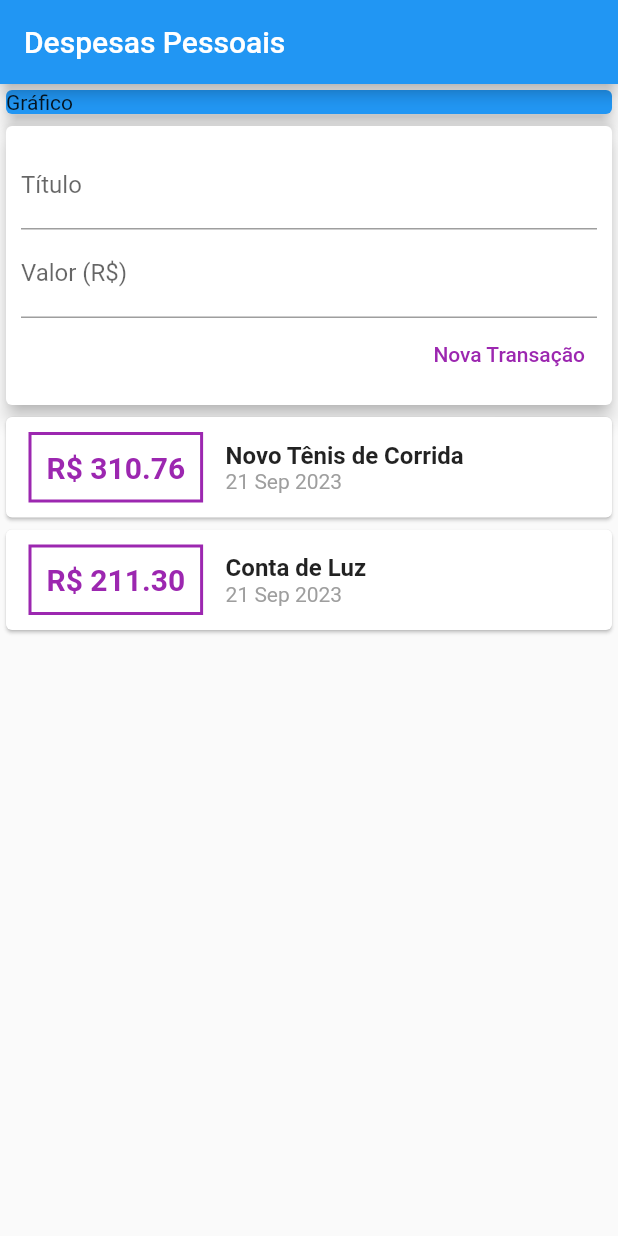
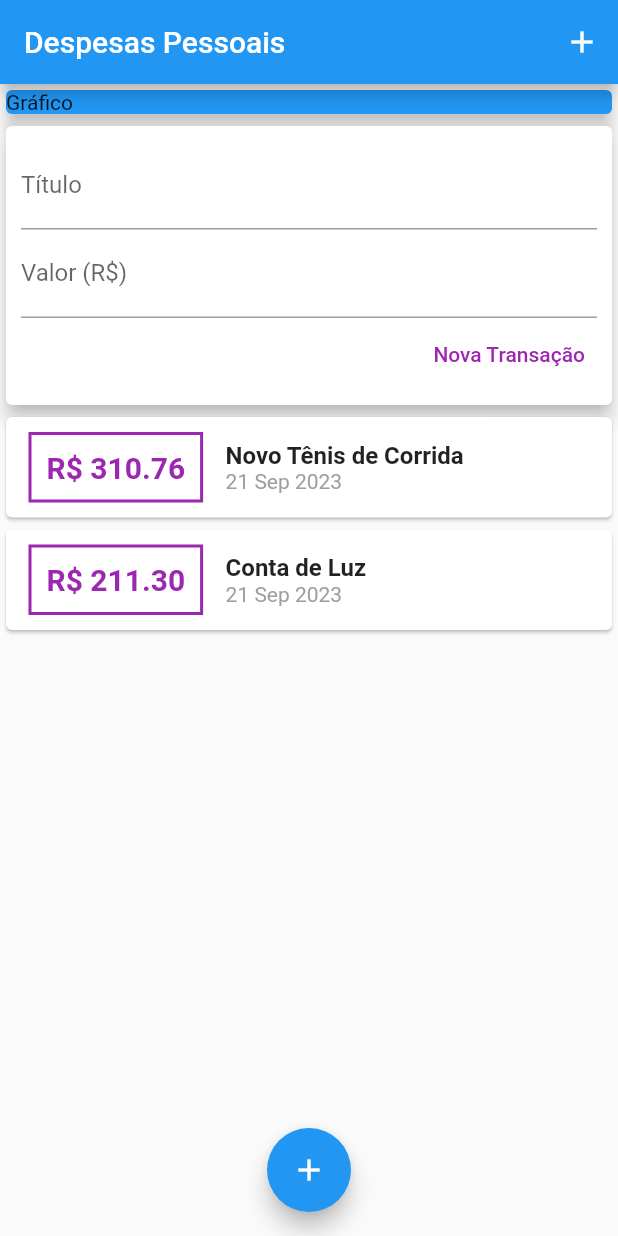
Before and after one commit to johnMFC/app_flutter, a Flutter app: the screen it shows after launch, on a phone screen of 412 x 824 dp. Run offline on Flutter 3.47's test engine with Material 2 defaults, Android fonts, the light colour scheme and no system bars.

Commit message:
add_floating_button

```diff
--- a/app_controle_financeiro/lib/main.dart
+++ b/app_controle_financeiro/lib/main.dart
@@ -16,8 +16,15 @@ class MyHomePage extends StatelessWidget {
 
   @override
   Widget build(BuildContext context) {
+
     return Scaffold(
       appBar: AppBar(
+        actions: <Widget>[
+          IconButton(
+            icon: Icon(Icons.add),
+            onPressed: () {},
+          )
+        ],
         title: const Text('Despesas Pessoais'),
       ),
       body: SingleChildScrollView(
@@ -35,6 +42,11 @@ class MyHomePage extends StatelessWidget {
           ],
         ),
       ),
+       floatingActionButton: FloatingActionButton(
+       child:Icon(Icons.add),
+       onPressed: () {},
+       ),
+       floatingActionButtonLocation:FloatingActionButtonLocation.centerFloat,
     );
   }
 }
```
Also changed, not shown: app_controle_financeiro/lib/components/transaction_form.dart (+15 -6 lines).
